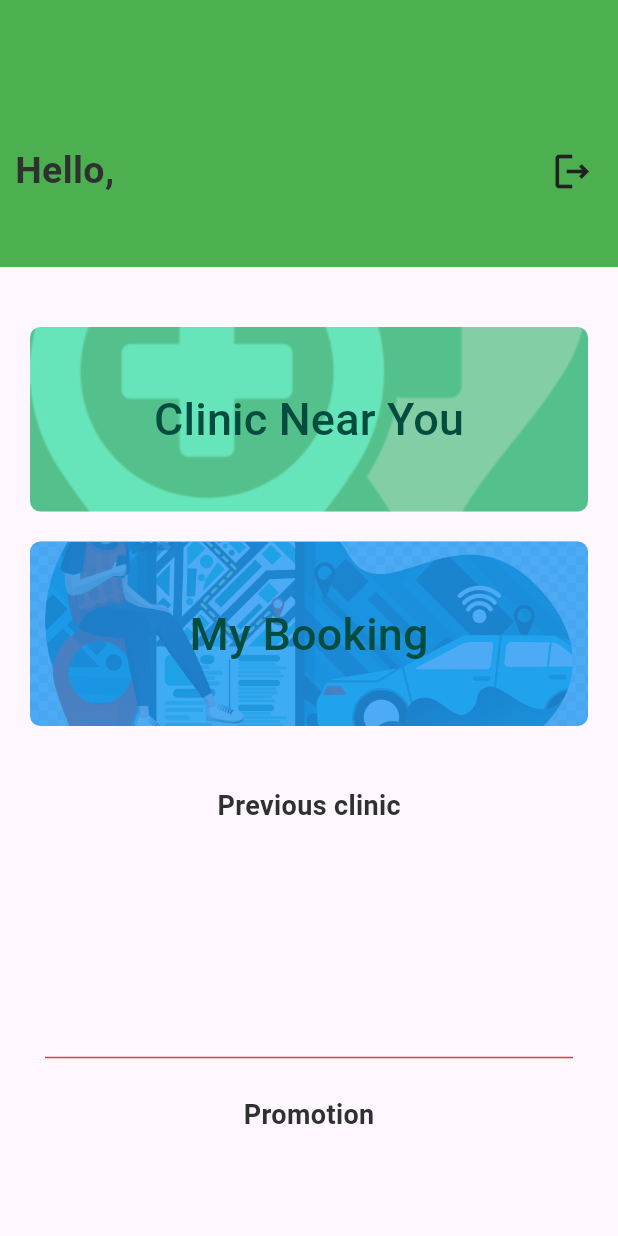
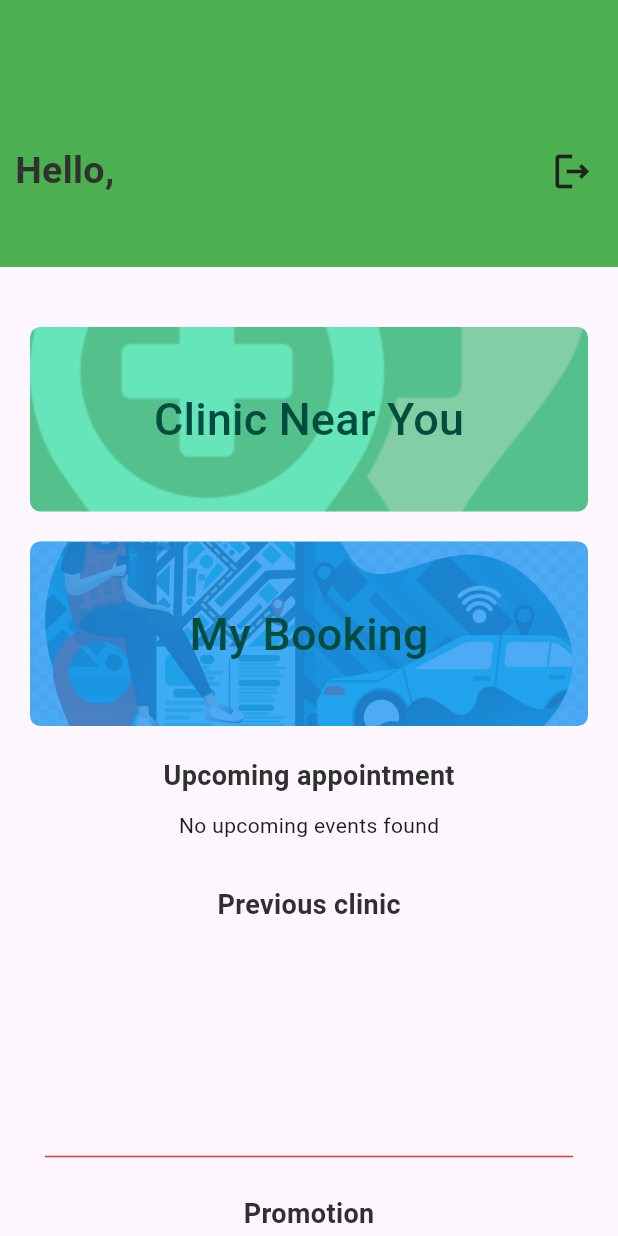
Before and after one commit to SuruchBoss/healthcare_map, a Flutter app: the screen it shows after launch, after a tap on "Login", on a phone screen of 412 x 824 dp. Run offline on Flutter 3.47's test engine with Material 3 defaults, Android fonts, the phone set to English and light mode, and no system bars; our stand-ins replace cloud_firestore, firebase_core, google_maps_flutter, table_calendar; accounts and stored records are empty.

Commit message:
add upcoming event

```diff
--- a/healthcare/lib/feature/dashboard/presentation/dashboard.dart
+++ b/healthcare/lib/feature/dashboard/presentation/dashboard.dart
@@ -1,6 +1,7 @@
 import 'package:flutter/material.dart';
 import 'package:healthcare/feature/dashboard/presentation/widget/clinic_history.dart';
 import 'package:healthcare/feature/dashboard/presentation/widget/clinic_promotion.dart';
+import 'package:healthcare/feature/dashboard/presentation/widget/upcomingevent.dart';
 import 'package:healthcare/feature/landingpage/presentation/landingpage.dart';
 import 'package:healthcare/feature/mybooking/presentation/mybookingpage.dart';
 import 'package:healthcare/feature/searchingpage/presentation/searchingpage.dart';
@@ -176,7 +177,18 @@ class _DashBoardState extends State<DashBoard> {
                   ),
                 ),
               ),
-              const SizedBox(height: 40),
+              const SizedBox(height: 20),
+              Text(
+                "Upcoming appointment",
+                style: TextStyle(
+                  fontSize: 18,
+                  color: Colors.grey[850],
+                  fontWeight: FontWeight.bold,
+                ),
+              ),
+              const SizedBox(height: 10),
+              const UpcomingEventsWidget(),
+              const SizedBox(height: 30),
               Text(
                 "Previous clinic",
                 style: TextStyle(
--- /dev/null
+++ b/healthcare/lib/feature/dashboard/presentation/widget/upcomingevent.dart
@@ -0,0 +1,74 @@
+// ignore_for_file: library_private_types_in_public_api
+
+import 'package:flutter/material.dart';
+import 'package:healthcare/model/bookingmodel.dart';
+import 'package:healthcare/util/datetime.dart';
+import 'package:healthcare/util/findevent.dart';
+
+class UpcomingEventsWidget extends StatefulWidget {
+  const UpcomingEventsWidget({super.key});
+
+  @override
+  _UpcomingEventsWidgetState createState() => _UpcomingEventsWidgetState();
+}
+
+class _UpcomingEventsWidgetState extends State<UpcomingEventsWidget> {
+  late Future<List<BookingModel>> _futureBookings;
+
+  @override
+  void initState() {
+    super.initState();
+    _futureBookings = _fetchBookings();
+  }
+
+  Future<List<BookingModel>> _fetchBookings() async {
+    DateTime? nearestEventDate = await findDateOfNearestUpcomingEvent();
+    if (nearestEventDate != null) {
+      return getBookingsForSelectedDate(nearestEventDate);
+    }
+    return [];
+  }
+
+  @override
+  Widget build(BuildContext context) {
+    return FutureBuilder<List<BookingModel>>(
+      future: _futureBookings,
+      builder: (context, snapshot) {
+        if (snapshot.connectionState == ConnectionState.waiting) {
+          return const CircularProgressIndicator();
+        } else if (snapshot.hasError) {
+          return Text("Error: ${snapshot.error}");
+        } else if (snapshot.data!.isEmpty) {
+          return const Text("No upcoming events found");
+        } else {
+          List<BookingModel> bookings = snapshot.data!;
+          return Container(
+            height: 100,
+            margin: const EdgeInsets.only(
+              left: 20,
+              right: 20,
+            ),
+            child: ListView.builder(
+              scrollDirection: Axis.horizontal,
+              itemCount: bookings.length,
+              itemBuilder: (context, index) {
+                final booking = bookings[index];
+                String dateTime =
+                    formatDateTime(booking.dateTime.toLocal().toString());
+                return Card(
+                  child: Container(
+                    width: 300, // Adjust the width as needed
+                    child: ListTile(
+                      title: Text(booking.clinicName),
+                      subtitle: Text(dateTime),
+                    ),
+                  ),
+                );
+              },
+            ),
+          );
+        }
+      },
+    );
+  }
+}
--- /dev/null
+++ b/healthcare/lib/util/findevent.dart
@@ -0,0 +1,19 @@
+import 'package:cloud_firestore/cloud_firestore.dart';
+import 'package:healthcare/model/bookingmodel.dart';
+
+Future<DateTime?> findDateOfNearestUpcomingEvent() async {
+  final now = DateTime.now();
+  final querySnapshot = await FirebaseFirestore.instance
+      .collection('Bookings')
+      .where('dateTime', isGreaterThan: Timestamp.fromDate(now))
+      .orderBy('dateTime')
+      .limit(1)
+      .get();
+
+  if (querySnapshot.docs.isEmpty) {
+    return null; // No upcoming events
+  }
+
+  final nearestBooking = BookingModel.fromFirestore(querySnapshot.docs.first);
+  return nearestBooking.dateTime;
+}
```
